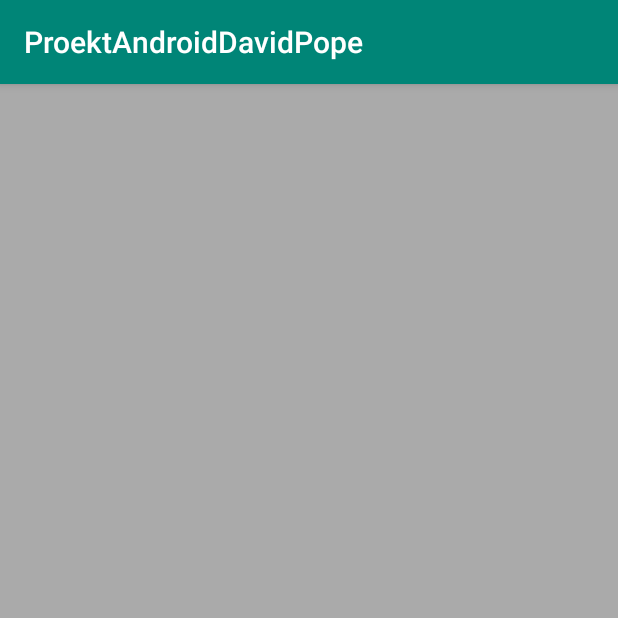
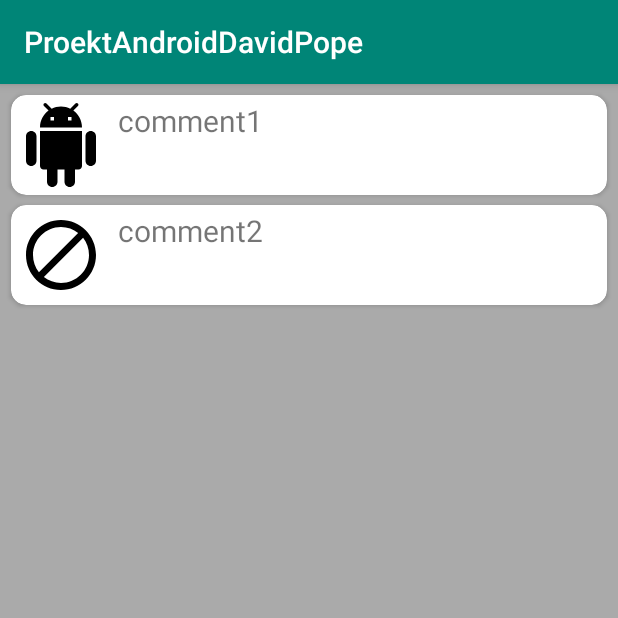
Before and after one commit to Andrejpopof/tinder, an Android app: the DetailsActivity screen opened directly, with no data from a screen before it, on a phone screen of 412 x 824 dp, the top half of it. Run offline under Robolectric (Android 15) with nearby library versions, the phone set to English and light mode, and no system bars.

Commit message:
DetailsActivity basic FINISHED

```diff
--- a/app/src/main/java/com/example/proektandroiddavidpope/DetailsActivity.java
+++ b/app/src/main/java/com/example/proektandroiddavidpope/DetailsActivity.java
@@ -1,6 +1,7 @@
 package com.example.proektandroiddavidpope;
 
 import androidx.appcompat.app.AppCompatActivity;
+import androidx.recyclerview.widget.LinearLayoutManager;
 import androidx.recyclerview.widget.RecyclerView;
 
 import android.os.Bundle;
@@ -9,19 +10,29 @@ import android.widget.Adapter;
 import java.util.ArrayList;
 
 public class DetailsActivity extends AppCompatActivity {
-    private RecyclerView mRecyclerView;
-    private RecyclerView.Adapter mAdapter;
-    private RecyclerView.LayoutManager mLayoutManager;
+    private RecyclerView mRecyclerView;   //kreiranje na recyclerView
+    private RecyclerView.Adapter mAdapter;  //gi stava vo recyclerView
+    private RecyclerView.LayoutManager mLayoutManager;  //podreduva elementi
 
     @Override
     protected void onCreate(Bundle savedInstanceState) {
         super.onCreate(savedInstanceState);
         setContentView(R.layout.activity_details);
 
-        ArrayList<Element> comentari =new ArrayList<>();
-        comentari.add(new Element(R.drawable.ic_android_black_24dp,"comment1"));
-        comentari.add(new Element(R.drawable.ic_block_black_24dp,"comment2"));
-        //POISHE KOMENTARIIIIII
+        ArrayList<Element> komentari =new ArrayList<>();
+        komentari.add(new Element(R.drawable.ic_android_black_24dp,"comment1"));
+        komentari.add(new Element(R.drawable.ic_block_black_24dp,"comment2"));
+
+
+
+        mRecyclerView=findViewById(R.id.recyclerView);
+        mRecyclerView.setHasFixedSize(true);
+        mLayoutManager=new LinearLayoutManager(this);
+        mAdapter= new ElementAdapter(komentari);
+
+        mRecyclerView.setLayoutManager(mLayoutManager);
+        mRecyclerView.setAdapter(mAdapter);
+
 
     }
 }
--- a/app/src/main/java/com/example/proektandroiddavidpope/Element.java
+++ b/app/src/main/java/com/example/proektandroiddavidpope/Element.java
@@ -4,10 +4,10 @@ public class Element {
     private int mImageResource;
     private String mComment;
 
-    Element(int ImageResource,String Comment)
+    Element(int ImageResource,String comment)
     {
         mImageResource=ImageResource;
-        mComment= Comment;
+        mComment= comment;
     }
 
     public int getmImageResource() {
--- /dev/null
+++ b/app/src/main/java/com/example/proektandroiddavidpope/ElementAdapter.java
@@ -0,0 +1,52 @@
+package com.example.proektandroiddavidpope;
+
+import android.view.LayoutInflater;
+import android.view.View;
+import android.view.ViewGroup;
+import android.widget.ImageView;
+import android.widget.TextView;
+
+import androidx.annotation.NonNull;
+import androidx.recyclerview.widget.RecyclerView;
+
+import java.util.ArrayList;
+
+public class ElementAdapter extends RecyclerView.Adapter<ElementAdapter.ElementViewHolder>{
+    private ArrayList<Element> mElement;
+    public static class ElementViewHolder extends RecyclerView.ViewHolder{
+
+        public ImageView mImageView;
+        public TextView mTextView;
+        public ElementViewHolder(@NonNull View itemView) {
+            super(itemView);
+            mImageView=itemView.findViewById(R.id.slika);
+            mTextView=itemView.findViewById(R.id.komentar);
+        }
+    }
+
+    public ElementAdapter(ArrayList<Element> komentari){
+        mElement=komentari ;
+    }
+
+    @NonNull
+    @Override
+    public ElementViewHolder onCreateViewHolder(@NonNull ViewGroup parent, int viewType) {
+        View e= LayoutInflater.from(parent.getContext()).inflate(R.layout.element,parent,false);
+        ElementViewHolder evh=new ElementViewHolder(e);
+        return evh;
+    }
+
+    @Override
+    public void onBindViewHolder(@NonNull ElementViewHolder holder, int position) {
+        Element currentItem = mElement.get(position);
+
+        holder.mImageView.setImageResource(currentItem.getmImageResource());
+        holder.mTextView.setText(currentItem.getmComment());
+
+    }
+
+    @Override
+    public int getItemCount() {
+        return mElement.size();
+    }
+}
--- a/app/src/main/res/layout/element.xml
+++ b/app/src/main/res/layout/element.xml
@@ -24,7 +24,7 @@
                 android:layout_toEndOf="@+id/slika"
                 android:text="Comment"
                 android:textAlignment="center"
-                android:textSize="20dp"
+                android:textSize="20sp"
                 android:layout_marginStart="8dp"
                 />
         </RelativeLayout>
```
